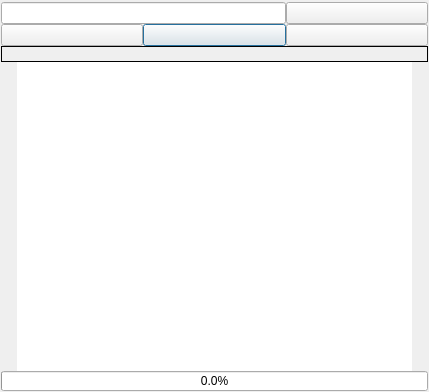
Above: dialogy/singlevideolicovani.ui from RaphCucul/Image-registration-GUI before the change. Below: the same form after it.
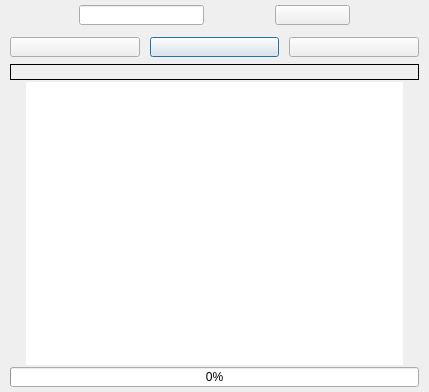
That is the form after the change. Icons and pictures are not drawn.

What changed in the file:
```diff
--- a/dialogy/singlevideolicovani.ui
+++ b/dialogy/singlevideolicovani.ui
@@ -27,22 +27,25 @@
   </property>
   <layout class="QVBoxLayout" name="verticalLayout_2">
    <property name="spacing">
-    <number>0</number>
+    <number>2</number>
    </property>
    <property name="leftMargin">
-    <number>1</number>
+    <number>10</number>
    </property>
    <property name="topMargin">
-    <number>2</number>
+    <number>5</number>
    </property>
    <property name="rightMargin">
-    <number>1</number>
+    <number>10</number>
    </property>
    <property name="bottomMargin">
-    <number>1</number>
+    <number>5</number>
    </property>
    <item>
-    <layout class="QHBoxLayout" name="vyberVideaLayout" stretch="2,1">
+    <layout class="QHBoxLayout" name="vyberVideaLayout" stretch="3,1">
+     <property name="bottomMargin">
+      <number>5</number>
+     </property>
      <item>
       <widget class="QLineEdit" name="chooseVideoLE">
        <property name="sizePolicy">
@@ -51,6 +54,12 @@
          <verstretch>0</verstretch>
         </sizepolicy>
        </property>
+       <property name="maximumSize">
+        <size>
+         <width>125</width>
+         <height>20</height>
+        </size>
+       </property>
       </widget>
      </item>
      <item>
@@ -61,6 +70,12 @@
          <verstretch>0</verstretch>
         </sizepolicy>
        </property>
+       <property name="maximumSize">
+        <size>
+         <width>75</width>
+         <height>20</height>
+        </size>
+       </property>
        <property name="styleSheet">
         <string notr="true">QPushButton:pressed {
     border-style: inset;
@@ -75,6 +90,15 @@
    </item>
    <item>
     <layout class="QHBoxLayout" name="tlacitkaLayout">
+     <property name="spacing">
+      <number>10</number>
+     </property>
+     <property name="topMargin">
+      <number>5</number>
+     </property>
+     <property name="bottomMargin">
+      <number>5</number>
+     </property>
      <item>
       <widget class="QPushButton" name="registratePB">
        <property name="sizePolicy">
@@ -83,6 +107,12 @@
          <verstretch>0</verstretch>
         </sizepolicy>
        </property>
+       <property name="maximumSize">
+        <size>
+         <width>200</width>
+         <height>20</height>
+        </size>
+       </property>
        <property name="styleSheet">
         <string notr="true">QPushButton:pressed {
     border-style: inset;
@@ -101,6 +131,12 @@
          <verstretch>0</verstretch>
         </sizepolicy>
        </property>
+       <property name="maximumSize">
+        <size>
+         <width>200</width>
+         <height>20</height>
+        </size>
+       </property>
        <property name="styleSheet">
         <string notr="true">QPushButton:pressed {
     border-style: inset;
@@ -128,6 +164,12 @@
          <verstretch>0</verstretch>
         </sizepolicy>
        </property>
+       <property name="maximumSize">
+        <size>
+         <width>200</width>
+         <height>20</height>
+        </size>
+       </property>
        <property name="styleSheet">
         <string notr="true">QPushButton:pressed {
     border-style: inset;
@@ -144,6 +186,12 @@
     <layout class="QVBoxLayout" name="verticalLayout">
      <item>
       <widget class="QLabel" name="name_state">
+       <property name="maximumSize">
+        <size>
+         <width>16777215</width>
+         <height>20</height>
+        </size>
+       </property>
        <property name="frameShape">
         <enum>QFrame::Box</enum>
        </property>
@@ -269,7 +317,7 @@
        </property>
        <property name="maximumSize">
         <size>
-         <width>1080</width>
+         <width>16775</width>
          <height>20</height>
         </size>
        </property>
@@ -280,7 +328,7 @@
         <bool>true</bool>
        </property>
        <property name="format">
-        <string>%p.0%</string>
+        <string>%p%</string>
        </property>
       </widget>
      </item>
```
